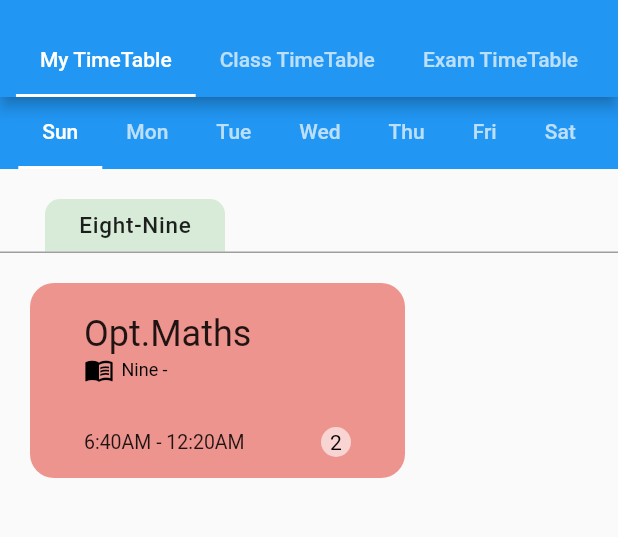
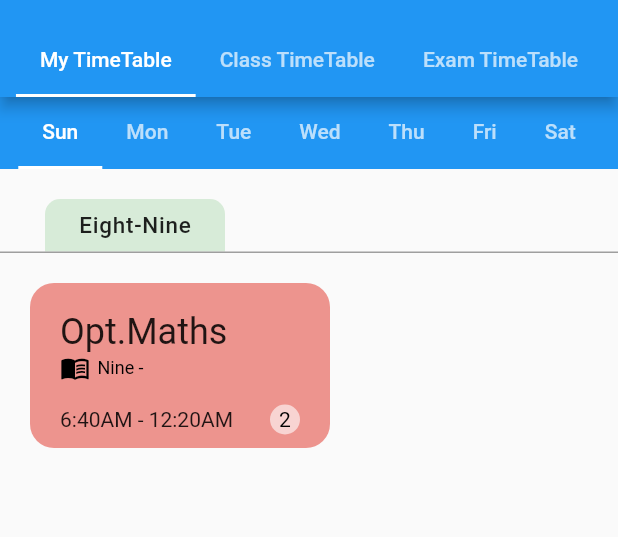
Before and after one commit to 2001suraj/flutter_api_testing, a Flutter app: the TimeTableScreen screen opened directly, on a phone screen of 412 x 824 dp, the part 59-596 px from its top. Run offline on Flutter 3.47's test engine with Material 2 defaults, Android fonts, the phone set to English and light mode, and no system bars; our stand-ins replace dio, image_picker, shared_preferences, sizer, table_calendar; accounts and stored records are empty.

Commit message:
timetable

```diff
--- a/lib/widgets/screens/demo_ui/timetable/timetable_screen.dart
+++ b/lib/widgets/screens/demo_ui/timetable/timetable_screen.dart
@@ -74,8 +74,8 @@ class TimeTableScreen extends StatelessWidget {
                             vertical: 10, horizontal: 20),
                       ),
                       Container(
-                        height: 130,
-                        width: 250,
+                        height: 110,
+                        width: 200,
                         margin: const EdgeInsets.symmetric(horizontal: 20),
                         padding: const EdgeInsets.symmetric(horizontal: 20),
                         decoration: BoxDecoration(
@@ -84,10 +84,8 @@ class TimeTableScreen extends StatelessWidget {
                         child: Column(
                           mainAxisAlignment: MainAxisAlignment.center,
                           children: [
-                            const SizedBox(
-                              height: 10,
-                            ),
                             ListTile(
+                              contentPadding: EdgeInsets.zero,
                               title: Text(
                                 'Opt.Maths',
                                 style:
@@ -109,10 +107,11 @@ class TimeTableScreen extends StatelessWidget {
                                 )
                               ]),
                             ),
-                            const ListTile(
-                              dense: true,
-                              title: Text('6:40AM - 12:20AM'),
-                              trailing: CircleAvatar(
+                            Row(
+                              mainAxisAlignment: MainAxisAlignment.spaceBetween,
+                              children: [
+                                Text('6:40AM - 12:20AM'),
+                                CircleAvatar(
                                   radius: 10,
                                   backgroundColor: Colors.white60,
                                   child: Text(
@@ -121,7 +120,21 @@ class TimeTableScreen extends StatelessWidget {
                                         color: Colors.black, fontSize: 14),
                                   ),
                                 ),
-                            )
+                              ],
+                            ),
+                            // const ListTile(
+                            //   dense: true,
+                            //   title:
+                            //   trailing: CircleAvatar(
+                            //     radius: 10,
+                            //     backgroundColor: Colors.white60,
+                            //     child: Text(
+                            //       '2',
+                            //       style: TextStyle(
+                            //           color: Colors.black, fontSize: 14),
+                            //     ),
+                            //   ),
+                            // )
                           ],
                         ),
                       ),
```
Lines whose indentation alone changed are shown as unchanged.
